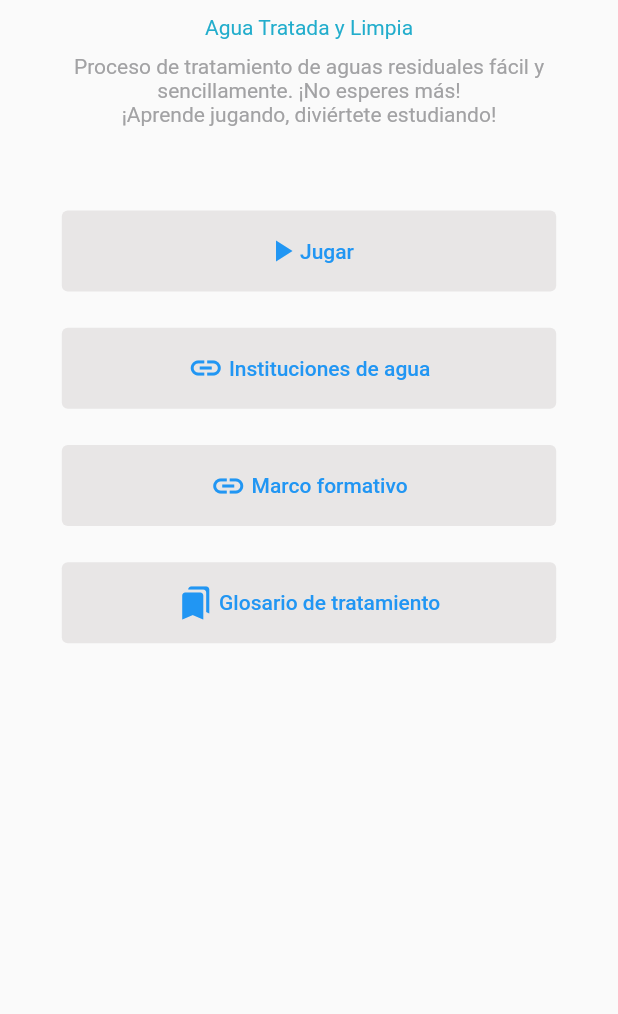
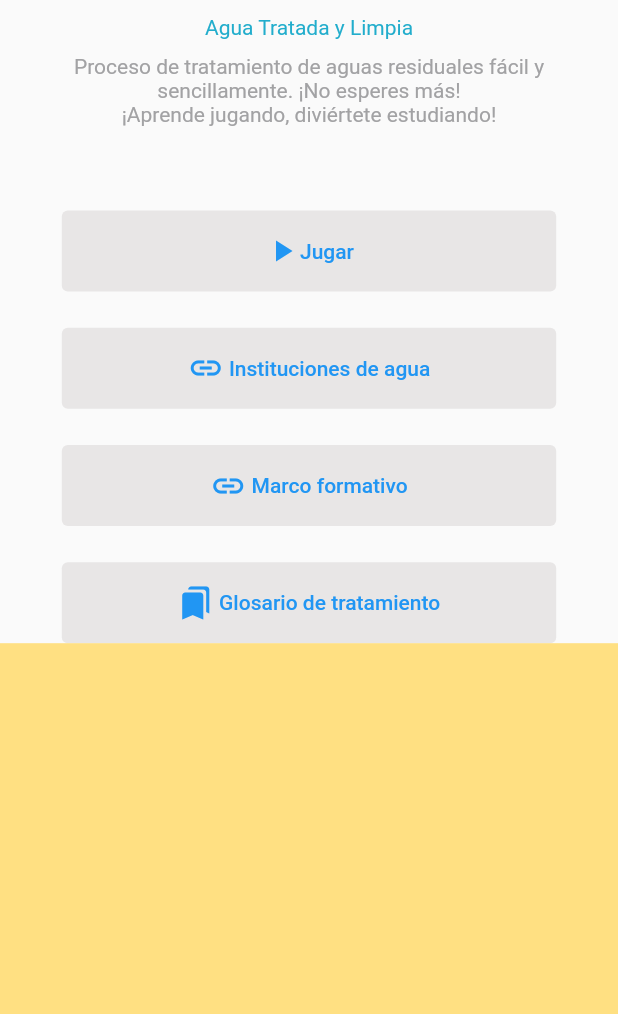
Before and after one commit to ozel-byte/caudi_clean, a Flutter app: the screen it shows after launch, on a phone screen of 412 x 824 dp, the part 222-1236 px from its top. Run offline on Flutter 3.47's test engine with Material 2 defaults, Android fonts, the light colour scheme and no system bars.

Commit message:
redirecionamiento a vista 2

```diff
--- a/lib/src/pages/sliderOne.dart
+++ b/lib/src/pages/sliderOne.dart
@@ -12,7 +12,11 @@ class SliderOne extends StatelessWidget {
     final size = MediaQuery.of(context).size;
     return Scaffold(
       body: Column(
-        children: [logo(size), botonesInfo(size), wavesAnimation(size)],
+        children: [
+          logo(size),
+          botonesInfo(size, context),
+          wavesAnimation(size)
+        ],
       ),
     );
   }
@@ -66,7 +70,7 @@ class SliderOne extends StatelessWidget {
     );
   }
 
-  Widget botonesInfo(Size size) {
+  Widget botonesInfo(Size size, BuildContext context) {
     return Container(
       width: size.width * 1,
       height: size.height * 0.35,
@@ -76,7 +80,9 @@ class SliderOne extends StatelessWidget {
           Padding(
             padding: EdgeInsets.symmetric(horizontal: size.width * 0.1),
             child: TextButton(
-                onPressed: () {},
+                onPressed: () {
+                  Navigator.popAndPushNamed(context, 'sliderTwo');
+                },
                 style: ButtonStyle(
                     padding: MaterialStateProperty.all(
                         EdgeInsets.symmetric(vertical: 15)),
@@ -150,6 +156,8 @@ class SliderOne extends StatelessWidget {
     return Container(
       width: size.width * 1,
       height: size.height * 0.3,
+      color: Colors.amber[200],
+      child: Stack(),
     );
   }
 }
```
Also changed, not shown: assets/wave (5).svg (deleted), assets/wave (6).svg (deleted), assets/wave (7).svg (deleted), assets/wave1.png (added), assets/wave2.png (added), assets/wave3.png (added).
